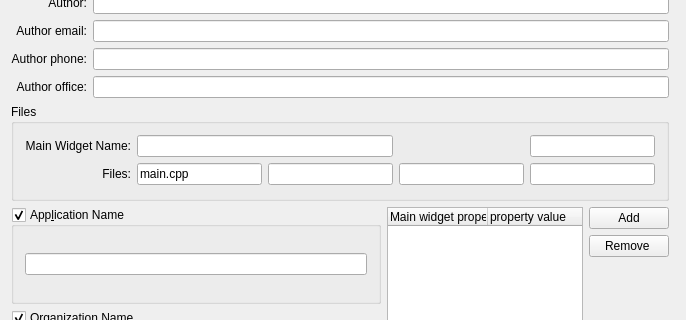
ELETTRA-SincrotroneTrieste/cumbia-libs, file qumbia-apps/qumbiaprojectwizard/qumbiaprojectwizard.ui: the form before one commit; both pictures show x 0 to 686 and y 155 to 475 of the 686 by 806 pixel window.
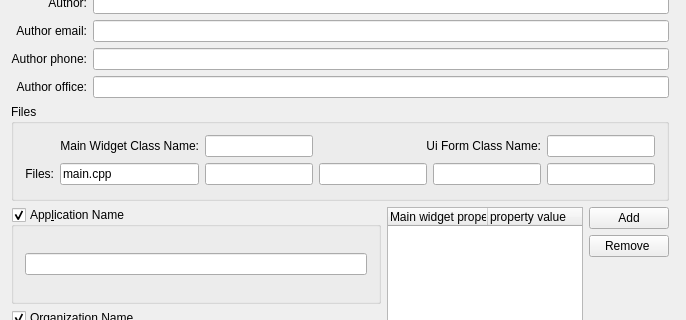
The form after the commit.

What changed in the file:
```diff
--- a/qumbia-apps/qumbiaprojectwizard/qumbiaprojectwizard.ui
+++ b/qumbia-apps/qumbiaprojectwizard/qumbiaprojectwizard.ui
@@ -372,16 +372,6 @@
         </property>
        </widget>
       </item>
-      <item row="0" column="0">
-       <widget class="QLabel" name="label_10">
-        <property name="text">
-         <string>Main Widget Name:</string>
-        </property>
-        <property name="alignment">
-         <set>Qt::AlignRight|Qt::AlignTrailing|Qt::AlignVCenter</set>
-        </property>
-       </widget>
-      </item>
       <item row="1" column="4">
        <widget class="QLineEdit" name="leFormFile">
         <property name="toolTip">
@@ -398,17 +388,7 @@
         </property>
        </widget>
       </item>
-      <item row="0" column="1" colspan="2">
-       <widget class="QLineEdit" name="leMainWidgetName">
-        <property name="placeholder" stdset="0">
-         <string>$MAINCLASS$</string>
-        </property>
-        <property name="checkContents" stdset="0">
-         <string>not_empty</string>
-        </property>
-       </widget>
-      </item>
-      <item row="0" column="4">
+      <item row="1" column="5">
        <widget class="QLineEdit" name="leProFile">
         <property name="checkContents" stdset="0">
          <string>not_empty</string>
@@ -418,6 +398,46 @@
         </property>
        </widget>
       </item>
+      <item row="0" column="5">
+       <widget class="QLineEdit" name="leUiFormClassName">
+        <property name="placeholder" stdset="0">
+         <string>$UIFORMCLASS$</string>
+        </property>
+        <property name="checkContents" stdset="0">
+         <string>not_empty</string>
+        </property>
+       </widget>
+      </item>
+      <item row="0" column="3" colspan="2">
+       <widget class="QLabel" name="label_11">
+        <property name="text">
+         <string>Ui Form Class Name:</string>
+        </property>
+        <property name="alignment">
+         <set>Qt::AlignRight|Qt::AlignTrailing|Qt::AlignVCenter</set>
+        </property>
+       </widget>
+      </item>
+      <item row="0" column="2">
+       <widget class="QLineEdit" name="leMainWidgetName">
+        <property name="placeholder" stdset="0">
+         <string>$MAINCLASS$</string>
+        </property>
+        <property name="checkContents" stdset="0">
+         <string>not_empty</string>
+        </property>
+       </widget>
+      </item>
+      <item row="0" column="1">
+       <widget class="QLabel" name="label_10">
+        <property name="text">
+         <string>Main Widget Class Name:</string>
+        </property>
+        <property name="alignment">
+         <set>Qt::AlignRight|Qt::AlignTrailing|Qt::AlignVCenter</set>
+        </property>
+       </widget>
+      </item>
      </layout>
     </widget>
    </item>
```
